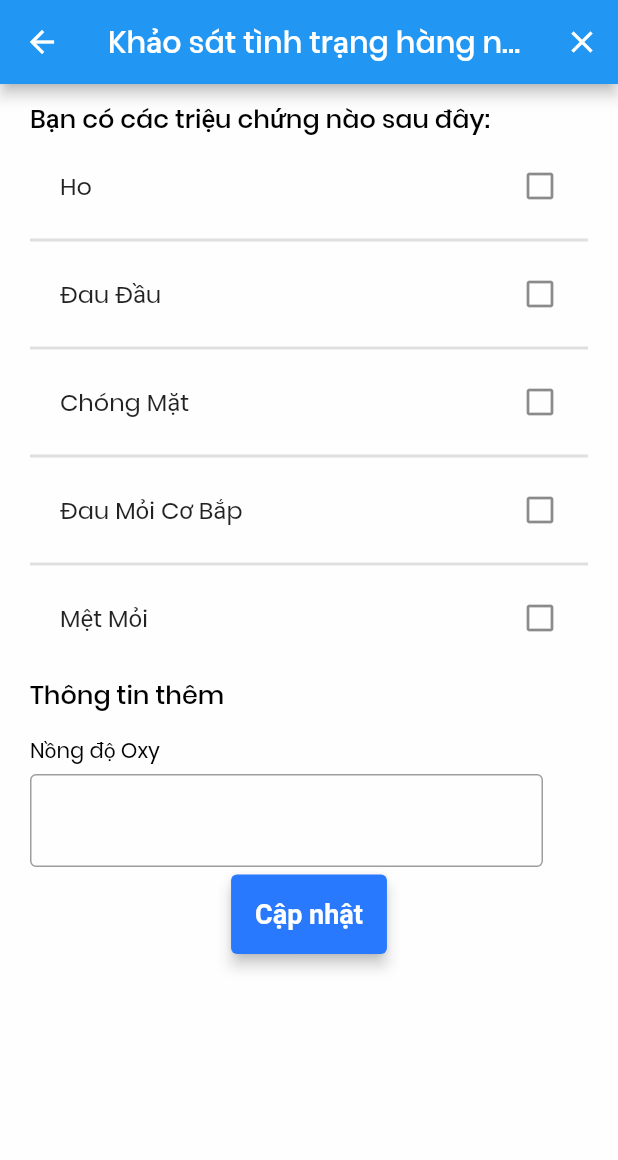
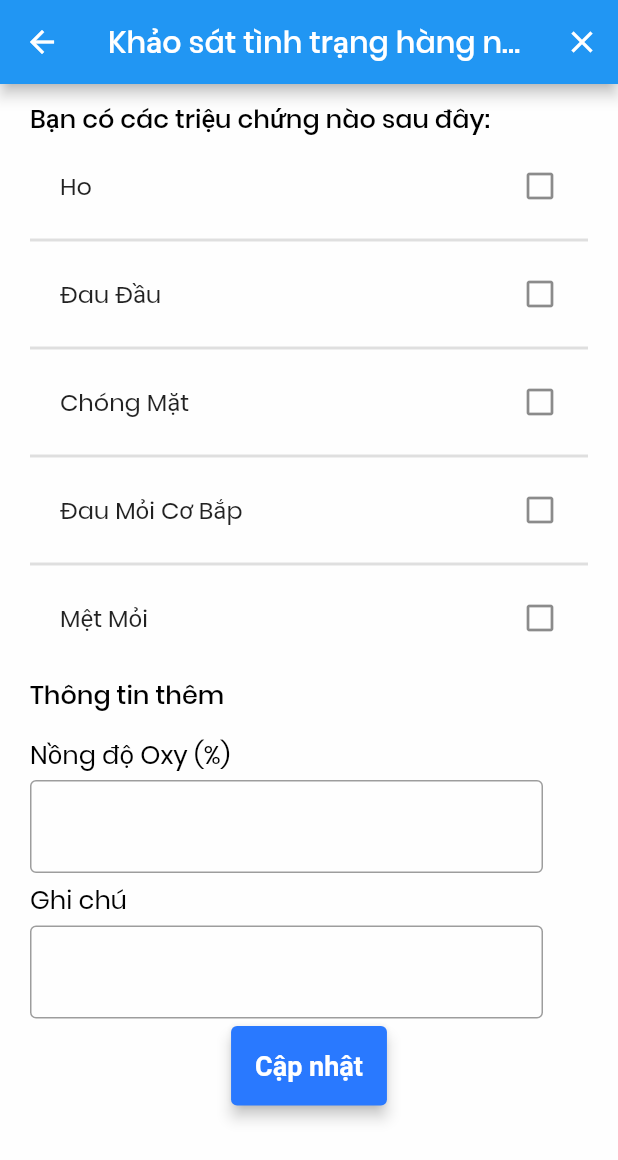
Before and after one commit to tuyendt-cpu/seven_days_covid19_treatment, a Flutter app: the survey screen opened directly, on a phone screen of 412 x 824 dp. Shown: the top 1160 px of the screen. Run offline on Flutter 3.47's test engine with Material 2 defaults, Android fonts, the phone set to English and light mode, and no system bars; our stand-ins replace carousel_slider, flutter_svg, google_fonts; Roboto replaces fonts that are missing (Lexend Deca).

Commit message:
them o ghi chu

```diff
--- a/lib/screens/survey.dart
+++ b/lib/screens/survey.dart
@@ -87,11 +87,11 @@ class _surveyState extends State<survey> {
               child: Row(
                 children: [
                   Text(
-                    'Nồng độ Oxy',
+                    'Nồng độ Oxy (%)',
                     style: TextStyle(
                       fontFamily: 'Poppins',
                       color: Colors.black,
-                      fontSize: 14,
+                      fontSize: 17,
                       fontWeight: FontWeight.normal,
                     ),
                   )
@@ -100,6 +100,33 @@ class _surveyState extends State<survey> {
             ),
 
             //Ô điền nồng độ Oxy
+            Padding(
+              padding: EdgeInsets.fromLTRB(20, 0, 50, 0),
+              child: TextField(
+                keyboardType: TextInputType.number,
+                decoration: InputDecoration(border: OutlineInputBorder()),
+              ),
+            ),
+
+            //Ghi chú
+            Padding(
+              padding: EdgeInsets.fromLTRB(20, 5, 0, 5),
+              child: Row(
+                children: [
+                  Text(
+                    'Ghi chú',
+                    style: TextStyle(
+                      fontFamily: 'Poppins',
+                      color: Colors.black,
+                      fontSize: 17,
+                      fontWeight: FontWeight.normal,
+                    ),
+                  )
+                ],
+              ),
+            ),
+
+            //Ô điền ghi chú
             Padding(
               padding: EdgeInsets.fromLTRB(20, 0, 50, 0),
               child: TextField(
```
